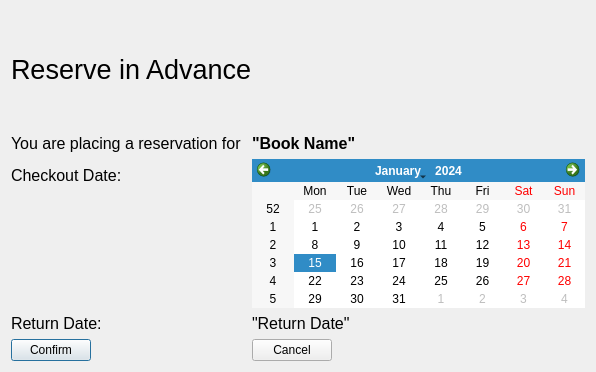
This is NewWindowChur/reservebook.ui in jandrealyn/LibraryQtSystem as Qt 5 draws it before an edit. The edited form follows.
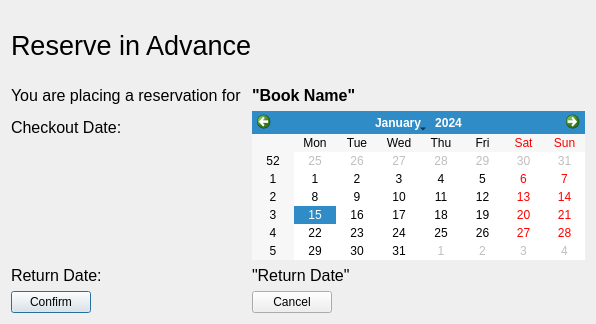
This is the edited form.

The edit to the form file:
```diff
--- a/NewWindowChur/reservebook.ui
+++ b/NewWindowChur/reservebook.ui
@@ -7,7 +7,7 @@
     <x>0</x>
     <y>0</y>
     <width>596</width>
-    <height>372</height>
+    <height>324</height>
    </rect>
   </property>
   <property name="windowTitle">
```
